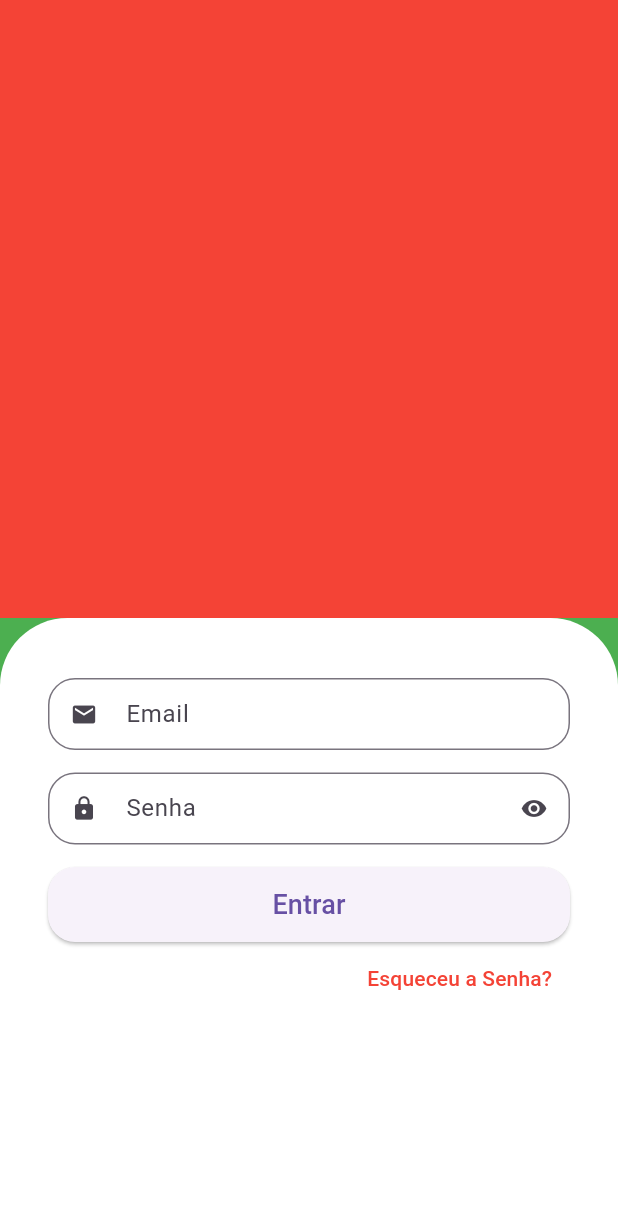
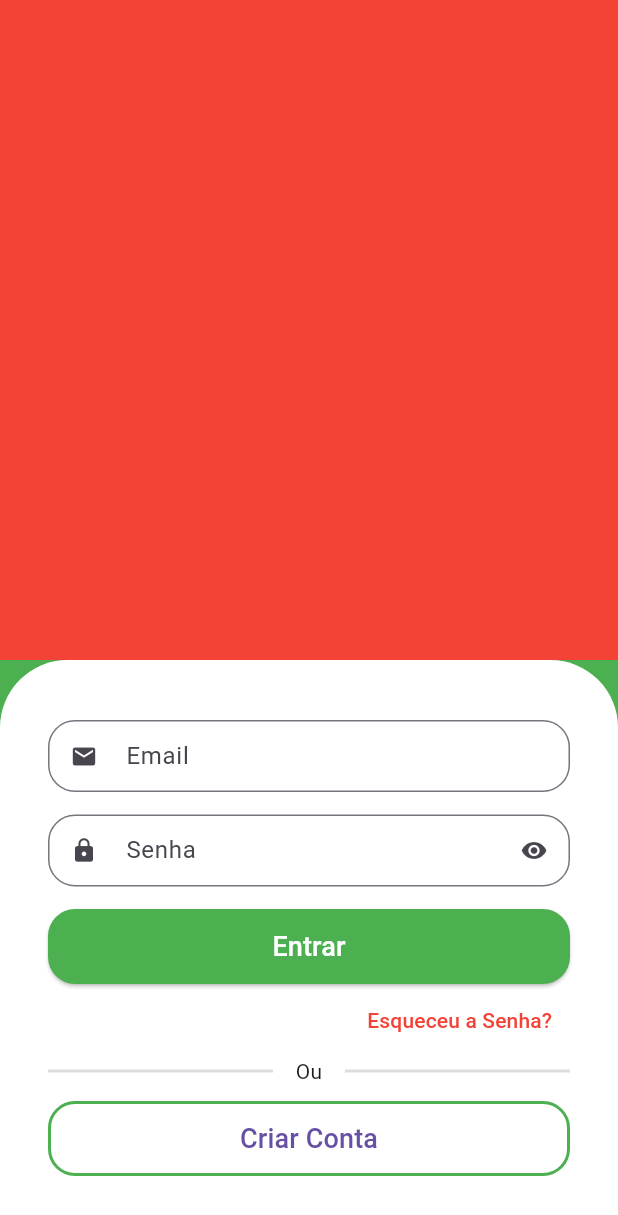
Before and after one commit to lamecksilva/greengrocer, a Flutter app: the screen it shows after launch, on a phone screen of 412 x 824 dp. Shown: the top 1215 px of the screen. Run offline on Flutter 3.47's test engine with Material 3 defaults, Android fonts, the phone set to English and light mode, and no system bars.

Commit message:
feat(-sign_up): Create divider and sign up button

```diff
--- a/lib/src/auth/sign_in_screen.dart
+++ b/lib/src/auth/sign_in_screen.dart
@@ -15,8 +15,7 @@ class SignInScreen extends StatelessWidget {
               color: Colors.red,
             ),
           ),
-          Expanded(
-            child: Container(
+          Container(
             padding: const EdgeInsets.symmetric(
               horizontal: 32,
               vertical: 40,
@@ -51,11 +50,13 @@ class SignInScreen extends StatelessWidget {
                       shape: RoundedRectangleBorder(
                         borderRadius: BorderRadius.circular(18),
                       ),
+                      backgroundColor: Colors.green,
                     ),
                     child: const Text(
                       'Entrar',
                       style: TextStyle(
                         fontSize: 18,
+                        color: Colors.white,
                       ),
                     ),
                   ),
@@ -73,8 +74,57 @@ class SignInScreen extends StatelessWidget {
                     ),
                   ),
                 ),
+
+                Padding(
+                  padding: const EdgeInsets.only(bottom: 10.0),
+                  child: Row(
+                    children: [
+                      Expanded(
+                        child: Divider(
+                          color: Colors.grey.withAlpha(
+                            90,
+                          ),
+                          thickness: 2,
+                        ),
+                      ),
+                      const Padding(
+                        padding: EdgeInsets.symmetric(horizontal: 15),
+                        child: Text('Ou'),
+                      ),
+                      Expanded(
+                        child: Divider(
+                          color: Colors.grey.withAlpha(
+                            90,
+                          ),
+                          thickness: 2,
+                        ),
+                      )
                     ],
                   ),
+                ),
+
+                SizedBox(
+                  height: 50,
+                  child: OutlinedButton(
+                    style: OutlinedButton.styleFrom(
+                      shape: RoundedRectangleBorder(
+                        borderRadius: BorderRadius.circular(18),
+                      ),
+                      side: const BorderSide(
+                        width: 2,
+                        color: Colors.green,
+                      ),
+                    ),
+                    onPressed: () {},
+                    child: const Text(
+                      'Criar Conta',
+                      style: TextStyle(
+                        fontSize: 18,
+                      ),
+                    ),
+                  ),
+                ),
+              ],
             ),
           ),
         ],
```
Lines whose indentation alone changed are shown as unchanged.
